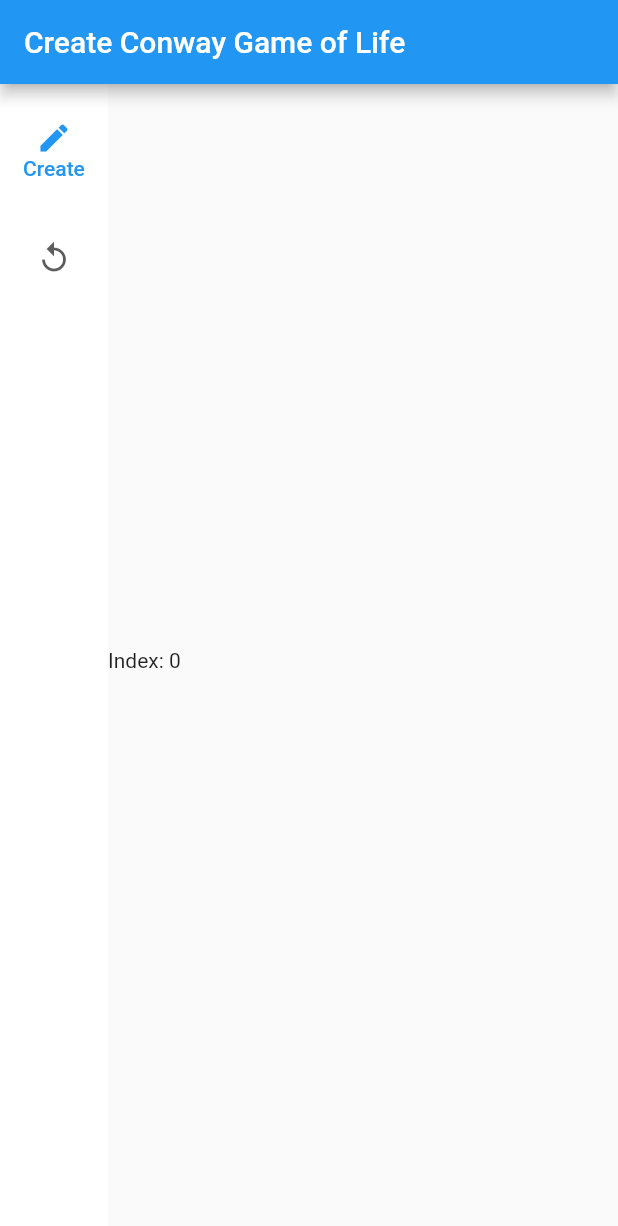
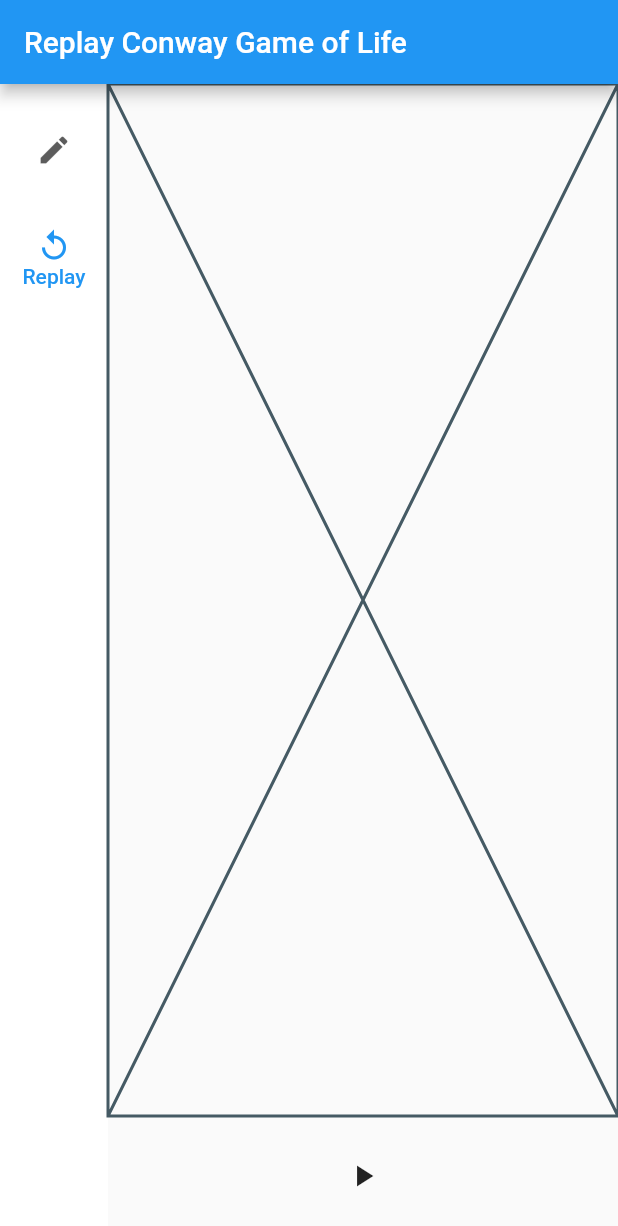
Before and after one commit to Zehua-Chen/conway-game-of-life, a Flutter app: the screen it shows after launch, on a phone screen of 412 x 824 dp. Shown: the top 1226 px of the screen. Run offline on Flutter 3.47's test engine with Material 2 defaults, Android fonts, the phone set to English and light mode, and no system bars.

Commit message:
[feat] Start Conway Player

```diff
--- /dev/null
+++ b/frontend/lib/conway_player.dart
@@ -0,0 +1,43 @@
+import 'package:flutter/material.dart';
+import 'package:flutter/widgets.dart';
+import 'dart:ui';
+
+class _Painter extends CustomPainter {
+  @override
+  void paint(Canvas canvas, Size size) {
+    Rect rect = const Offset(1.0, 2.0) & size;
+    canvas.drawRect(rect, Paint()..color = Colors.black);
+  }
+
+  @override
+  bool shouldRepaint(covariant CustomPainter oldDelegate) {
+    return false;
+  }
+}
+
+class ConwayPlayer extends StatefulWidget {
+  @override
+  State<StatefulWidget> createState() => _ConwayPlayerState();
+}
+
+class _ConwayPlayerState extends State<ConwayPlayer> {
+  bool _playing = false;
+
+  _toggle() {
+    setState(() {
+      _playing = !_playing;
+    });
+  }
+
+  @override
+  Widget build(BuildContext context) {
+    return Column(children: [
+      const Expanded(child: Placeholder()),
+      Padding(
+          padding: const EdgeInsets.all(16.0),
+          child: IconButton(
+              icon: Icon(_playing ? Icons.pause : Icons.play_arrow),
+              onPressed: _toggle))
+    ]);
+  }
+}
--- a/frontend/lib/main.dart
+++ b/frontend/lib/main.dart
@@ -1,4 +1,5 @@
 import 'package:flutter/material.dart';
+import 'conway_player.dart';
 
 void main() {
   runApp(const MyApp());
@@ -36,7 +37,7 @@ class MyStatefulWidget extends StatefulWidget {
 }
 
 class _MyStatefulWidgetState extends State<MyStatefulWidget> {
-  int _selectedIndex = 0;
+  int _selectedIndex = 1;
 
   String _title() {
     switch (_selectedIndex) {
@@ -46,6 +47,17 @@ class _MyStatefulWidgetState extends State<MyStatefulWidget> {
         return 'Replay Conway Game of Life';
       default:
         throw Error();
+    }
+  }
+
+  Widget _body() {
+    switch (_selectedIndex) {
+      case 0:
+        return const Placeholder();
+      case 1:
+        return ConwayPlayer();
+      default:
+        return const Placeholder();
     }
   }
 
@@ -73,7 +85,7 @@ class _MyStatefulWidgetState extends State<MyStatefulWidget> {
                     icon: Icon(Icons.replay), label: Text('Replay')),
               ],
             ),
-            Center(child: Text('Index: $_selectedIndex'))
+            Expanded(child: Center(child: _body()))
           ],
         ));
   }
```
